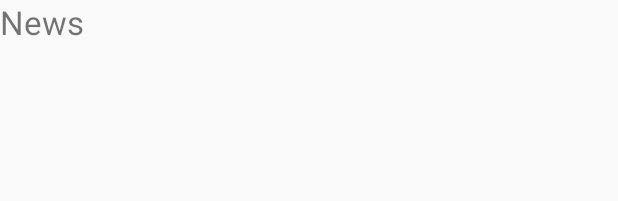
After one commit to day032/SiamNews1, an Android app: the layout fragment_news.xml on its own in the app's theme, with its tools: preview values and no code run, on a phone screen of 412 x 824 dp. The commit adds this screen. Shown: the top 201 px of the screen. Run offline under Robolectric (Android 15) with nearby library versions, the phone set to English and light mode, and no system bars.

Commit message:
News FragmentOkแล้ว

```diff
--- a/app/build.gradle
+++ b/app/build.gradle
@@ -25,6 +25,7 @@ dependencies {
         exclude group: 'com.android.support', module: 'support-annotations'
     })
     compile 'com.android.support:appcompat-v7:26.+'
+    compile 'com.squareup.okhttp:okhttp:2.0.0'
+    compile 'com.android.support.constraint:constraint-layout:+'
     testCompile 'junit:junit:4.12'
-    compile 'com.squareup.okhttp:okhttp:2.0.0'
 }
--- a/app/src/main/AndroidManifest.xml
+++ b/app/src/main/AndroidManifest.xml
@@ -2,8 +2,7 @@
 <manifest xmlns:android="http://schemas.android.com/apk/res/android"
     package="siam.go.mint.num.siamdailynew">
 
-    <uses-permission android:name="android.permission.INTERNET"/>
-
+    <uses-permission android:name="android.permission.INTERNET" />
 
     <application
         android:allowBackup="true"
@@ -19,6 +18,7 @@
                 <category android:name="android.intent.category.LAUNCHER" />
             </intent-filter>
         </activity>
+        <activity android:name=".ServiceActivity"></activity>
     </application>
 
 </manifest>
--- a/app/src/main/java/siam/go/mint/num/siamdailynew/fragment/MainFragment.java
+++ b/app/src/main/java/siam/go/mint/num/siamdailynew/fragment/MainFragment.java
@@ -1,5 +1,6 @@
 package siam.go.mint.num.siamdailynew.fragment;
 
+import android.content.Intent;
 import android.os.Bundle;
 import android.support.annotation.Nullable;
 import android.support.v4.app.Fragment;
@@ -19,6 +20,7 @@ import org.json.JSONObject;
 import java.util.ArrayList;
 
 import siam.go.mint.num.siamdailynew.R;
+import siam.go.mint.num.siamdailynew.ServiceActivity;
 import siam.go.mint.num.siamdailynew.manage.GetAuData;
 import siam.go.mint.num.siamdailynew.manage.GetAuData;
 import siam.go.mint.num.siamdailynew.manage.MyAlert;
@@ -140,6 +142,10 @@ public class MainFragment extends Fragment{
             }else if(passwordStrig.equals(userStrings[6])){
                 //password true
                 Toast.makeText(getActivity(),"Welcome" + userStrings[1], Toast.LENGTH_SHORT).show();
+                Intent intent = new Intent(getActivity(), ServiceActivity.class);
+                intent.putExtra("User", userStrings);
+                getActivity().startActivity(intent);
+                getActivity().finish();
             }else{
                 //password Falsr
                 MyAlert myAlert = new MyAlert(getActivity());
--- /dev/null
+++ b/app/src/main/res/layout/fragment_news.xml
@@ -0,0 +1,10 @@
+<?xml version="1.0" encoding="utf-8"?>
+<LinearLayout xmlns:android="http://schemas.android.com/apk/res/android"
+    android:orientation="vertical" android:layout_width="match_parent"
+    android:layout_height="match_parent">
+    <TextView
+        android:textSize="@dimen/h1"
+        android:text="News"
+        android:layout_width="wrap_content"
+        android:layout_height="wrap_content" />
+</LinearLayout>
```
Also changed, not shown: app/src/main/java/siam/go/mint/num/siamdailynew/ServiceActivity.java (added, +25 -0 lines), app/src/main/java/siam/go/mint/num/siamdailynew/fragment/NewsFragment.java (added, +23 -0 lines), app/src/main/res/layout/activity_service.xml (added, +33 -0 lines).
